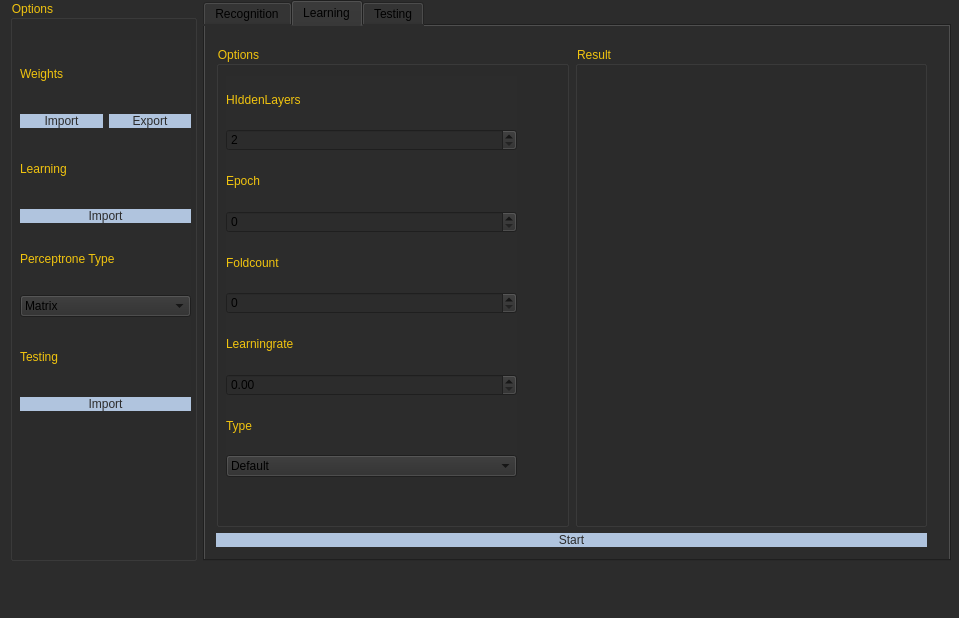
Before: the Qt Designer form MLP/src/view/view.ui in VladBigBrain/VladBigBrain, drawn with Qt 5.
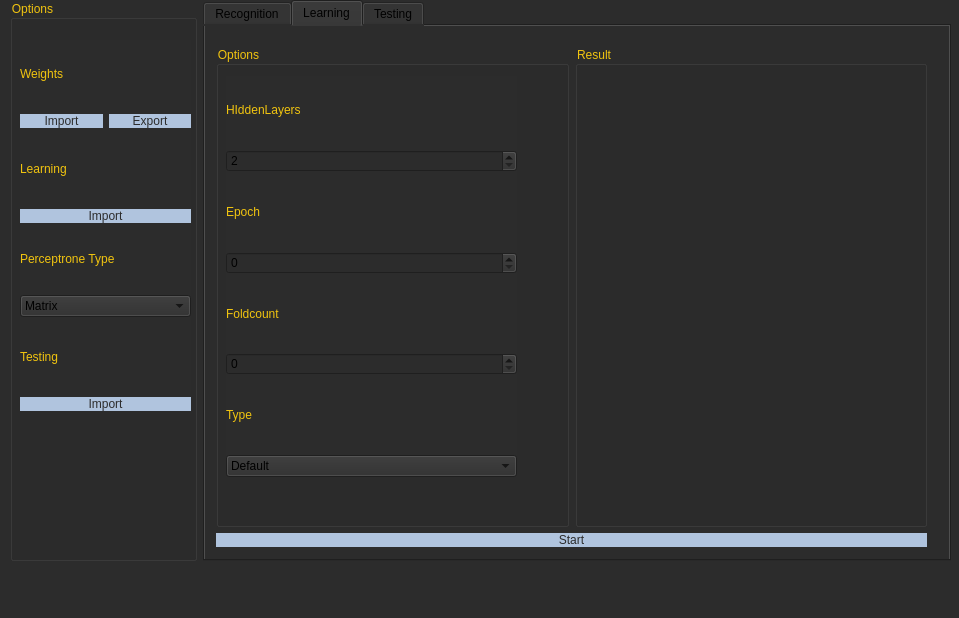
After: the same form once the commit is applied. The open tabs and pages were chosen to show the change. Custom widgets are drawn as their Qt base class.

Commit message: gogog интерфейс

Diff of the .ui file:
```diff
--- a/MLP/src/view/view.ui
+++ b/MLP/src/view/view.ui
@@ -365,16 +365,6 @@
                 <item>
                  <widget class="QSpinBox" name="FoldCountspin"/>
                 </item>
-                <item>
-                 <widget class="QLabel" name="LearningRateLabel">
-                  <property name="text">
-                   <string>Learningrate</string>
-                  </property>
-                 </widget>
-                </item>
-                <item>
-                 <widget class="QDoubleSpinBox" name="doubleSpinBox"/>
-                </item>
                 <item>
                  <widget class="QLabel" name="Type">
                   <property name="text">
```
Left out of the diff: 2 changed lines with no effect on the pictures. The commit also changes 2 other files.
